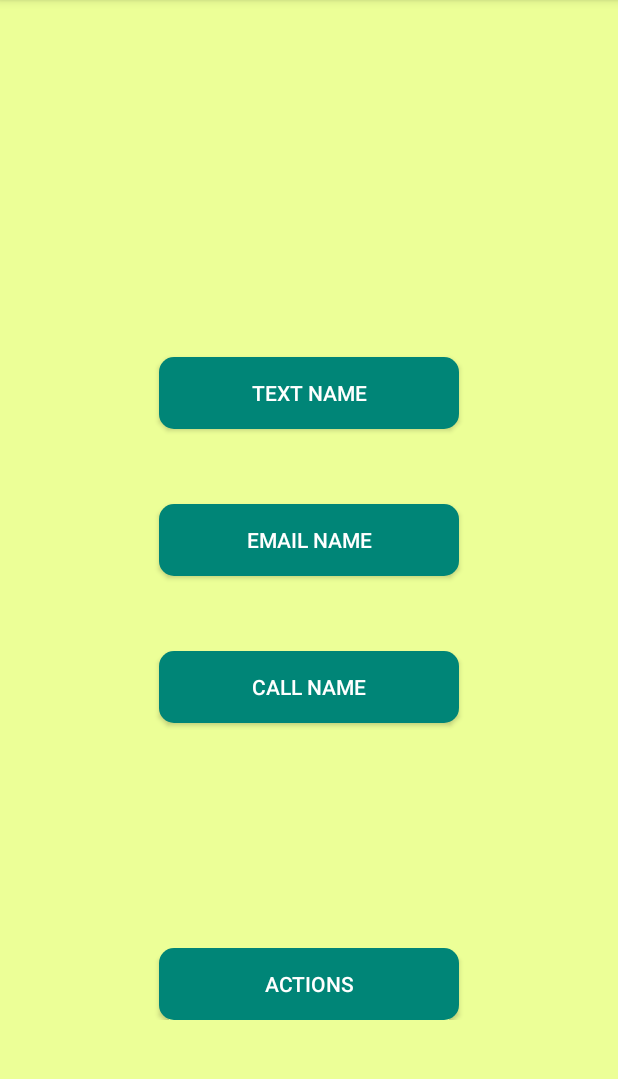
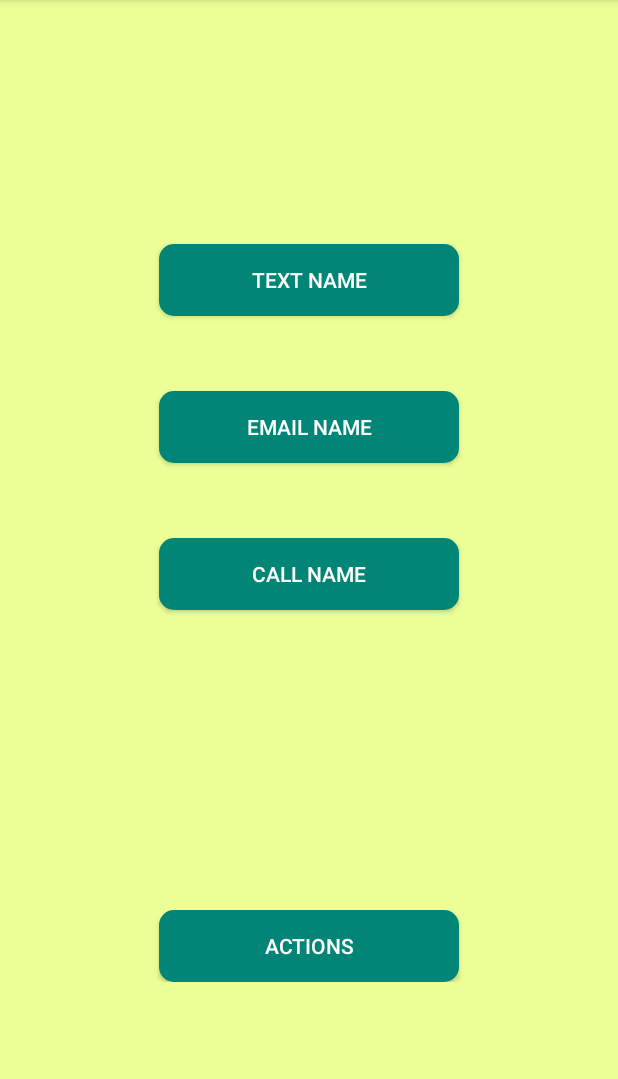
Before and after one commit to davidhmobley/ContactDavid3, an Android app: the screen it shows after launch (MainActivity), on a phone screen of 412 x 824 dp, the part 84-1163 px from its top. Run offline under Robolectric (Android 15) with nearby library versions, the phone set to English and light mode, and no system bars.

Commit message:
make fit portrait mode. forget landscape for now

```diff
--- a/app/src/main/res/layout/content_main.xml
+++ b/app/src/main/res/layout/content_main.xml
@@ -26,7 +26,7 @@
                 android:id="@+id/textButton"
                 android:layout_width="wrap_content"
                 android:layout_height="wrap_content"
-                android:layout_marginTop="150dp"
+                android:layout_marginTop="50dp"
                 android:width="200dp"
                 android:background="@drawable/text_button_selector"
                 android:paddingLeft="10dp"
@@ -62,7 +62,7 @@
                 android:id="@+id/actionsButton"
                 android:layout_width="wrap_content"
                 android:layout_height="wrap_content"
-                android:layout_marginTop="150dp"
+                android:layout_marginTop="200dp"
                 android:width="200dp"
                 android:background="@drawable/text_button_selector"
                 android:paddingLeft="10dp"
```
